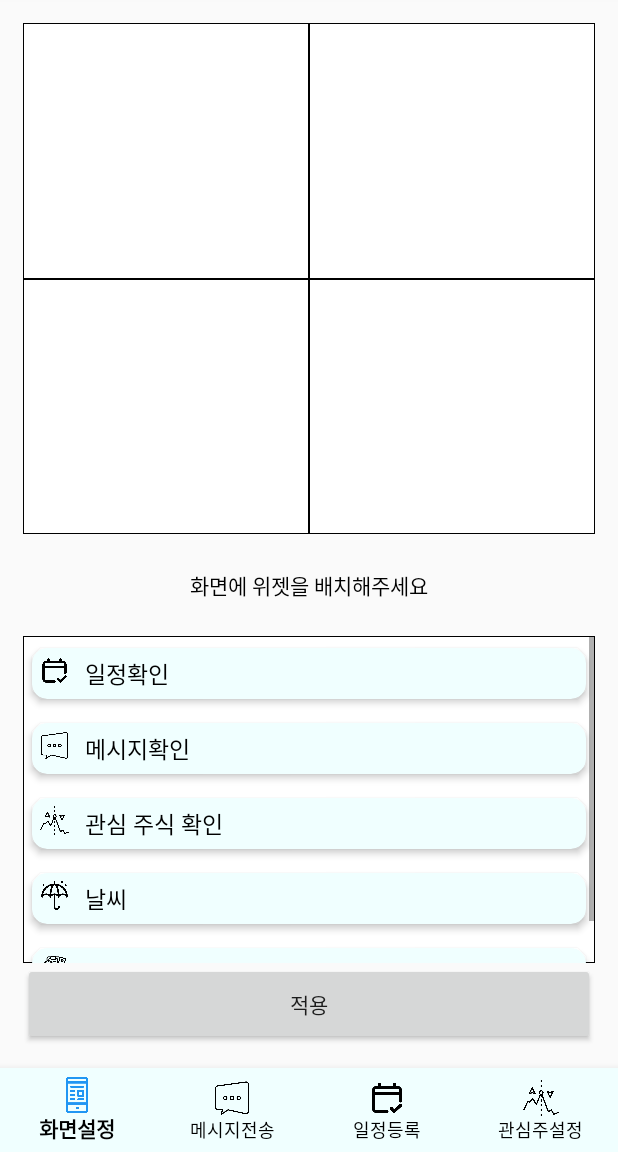
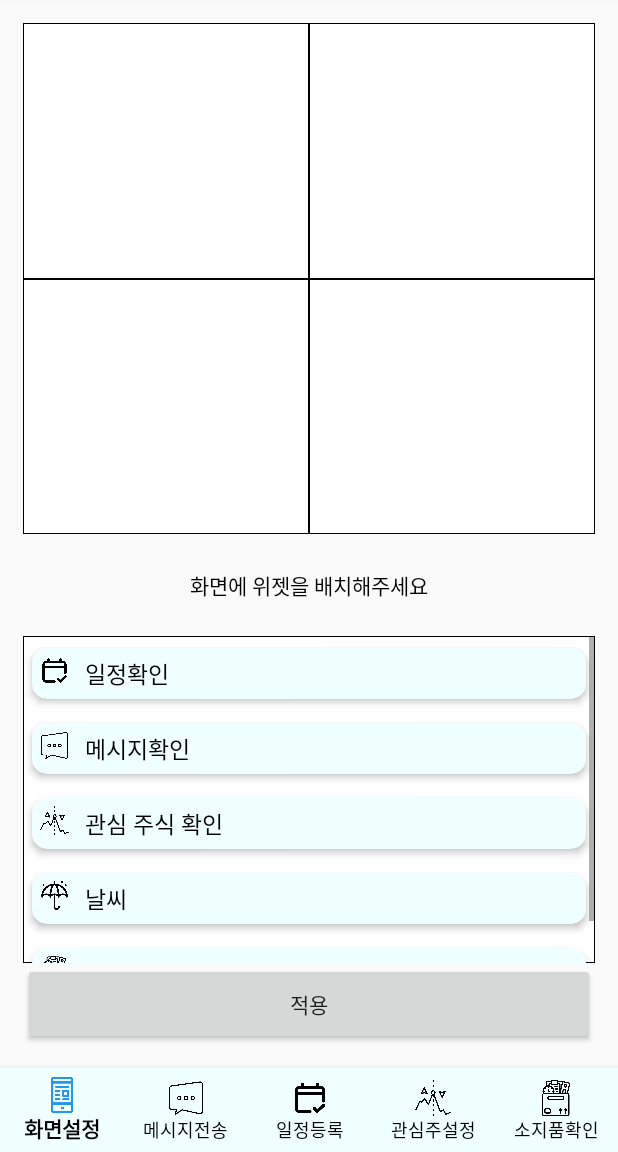
Before and after one commit to LeeJinGue/Magic_Mirror, an Android app: the MainScreenActivity screen opened directly, with no data from a screen before it, on a phone screen of 412 x 824 dp, the part 84-1236 px from its top. Run offline under Robolectric (Android 15) with nearby library versions, the phone set to English and light mode, and no system bars.

Commit message:
1. 메인화면 NavigationBar에 소지품확인 추가, 소지품확인 Fragment 추가

```diff
--- a/SmartMirror/app/build.gradle
+++ b/SmartMirror/app/build.gradle
@@ -32,6 +32,7 @@ dependencies {
     implementation 'androidx.appcompat:appcompat:1.4.0'
     implementation 'com.google.android.material:material:1.4.0'
     implementation 'androidx.constraintlayout:constraintlayout:2.1.2'
+    implementation 'androidx.legacy:legacy-support-v4:1.0.0'
     testImplementation 'junit:junit:4.+'
     androidTestImplementation 'androidx.test.ext:junit:1.1.3'
     androidTestImplementation 'androidx.test.espresso:espresso-core:3.4.0'
--- a/SmartMirror/app/src/main/java/com/cookandroid/smartmirror/activities/MainScreenActivity.java
+++ b/SmartMirror/app/src/main/java/com/cookandroid/smartmirror/activities/MainScreenActivity.java
@@ -14,6 +14,7 @@ import androidx.appcompat.widget.Toolbar;
 import com.cookandroid.smartmirror.Methods;
 import com.cookandroid.smartmirror.R;
 import com.cookandroid.smartmirror.dataClass.MyApplication;
+import com.cookandroid.smartmirror.navigationFragment.CheckBelongingsFragment;
 import com.cookandroid.smartmirror.navigationFragment.MessageSendFragment;
 import com.cookandroid.smartmirror.navigationFragment.ScheduleFragment;
 import com.cookandroid.smartmirror.navigationFragment.StockSetupFragment;
@@ -26,6 +27,7 @@ public class MainScreenActivity extends AppCompatActivity {
     MessageSendFragment messageSendFragment_frag;
     ScheduleFragment scheduleFragment_frag;
     StockSetupFragment stockSetupFragment_frag;
+    CheckBelongingsFragment checkBelongingsFragment_frag;
     Toolbar toolbar;
     TextView tvTitle;
 
@@ -54,6 +56,7 @@ public class MainScreenActivity extends AppCompatActivity {
         messageSendFragment_frag = new MessageSendFragment();
         scheduleFragment_frag = new ScheduleFragment();
         stockSetupFragment_frag = new StockSetupFragment();
+        checkBelongingsFragment_frag = new CheckBelongingsFragment();
 
         getSupportFragmentManager().beginTransaction().replace(R.id.container, windowSetupFragment_frag).commit();
 
@@ -84,6 +87,11 @@ public class MainScreenActivity extends AppCompatActivity {
                             case R.id.tab4:
                                 Toast.makeText(getApplicationContext(), "관심주설정", Toast.LENGTH_LONG).show();
                                 getSupportFragmentManager().beginTransaction().replace(R.id.container, stockSetupFragment_frag).commit();
+
+                                return true;
+                            case R.id.tab5:
+                                Toast.makeText(getApplicationContext(), "소지품확인", Toast.LENGTH_LONG).show();
+                                getSupportFragmentManager().beginTransaction().replace(R.id.container, checkBelongingsFragment_frag).commit();
 
                                 return true;
                         }
--- /dev/null
+++ b/SmartMirror/app/src/main/java/com/cookandroid/smartmirror/navigationFragment/CheckBelongingsFragment.java
@@ -0,0 +1,23 @@
+package com.cookandroid.smartmirror.navigationFragment;
+
+import android.os.Bundle;
+
+import androidx.fragment.app.Fragment;
+
+import android.view.LayoutInflater;
+import android.view.View;
+import android.view.ViewGroup;
+
+import com.cookandroid.smartmirror.R;
+
+
+public class CheckBelongingsFragment extends Fragment {
+
+
+    @Override
+    public View onCreateView(LayoutInflater inflater, ViewGroup container,
+                             Bundle savedInstanceState) {
+        // Inflate the layout for this fragment
+        return inflater.inflate(R.layout.fragment_check_belongings, container, false);
+    }
+}
--- a/SmartMirror/app/src/main/res/menu/menu_bottom.xml
+++ b/SmartMirror/app/src/main/res/menu/menu_bottom.xml
@@ -29,4 +29,10 @@
         android:enabled="true"
         android:icon="@drawable/ic_stock"
         android:title="관심주설정" />
+    <item
+        android:id="@+id/tab5"
+        app:showAsAction="ifRoom"
+        android:enabled="true"
+        android:icon="@drawable/ic_belonging"
+        android:title="소지품확인" />
 </menu>
```
Also changed, not shown: SmartMirror/app/src/main/res/layout/fragment_check_belongings.xml (added, +10 -0 lines), 27 other files.
